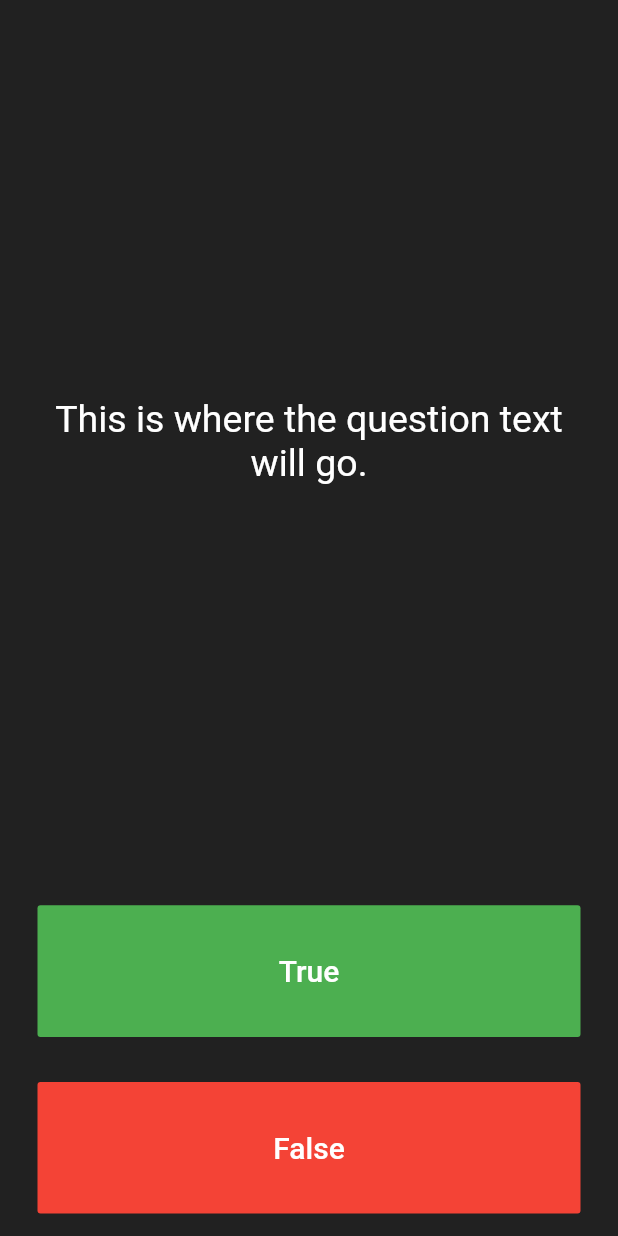
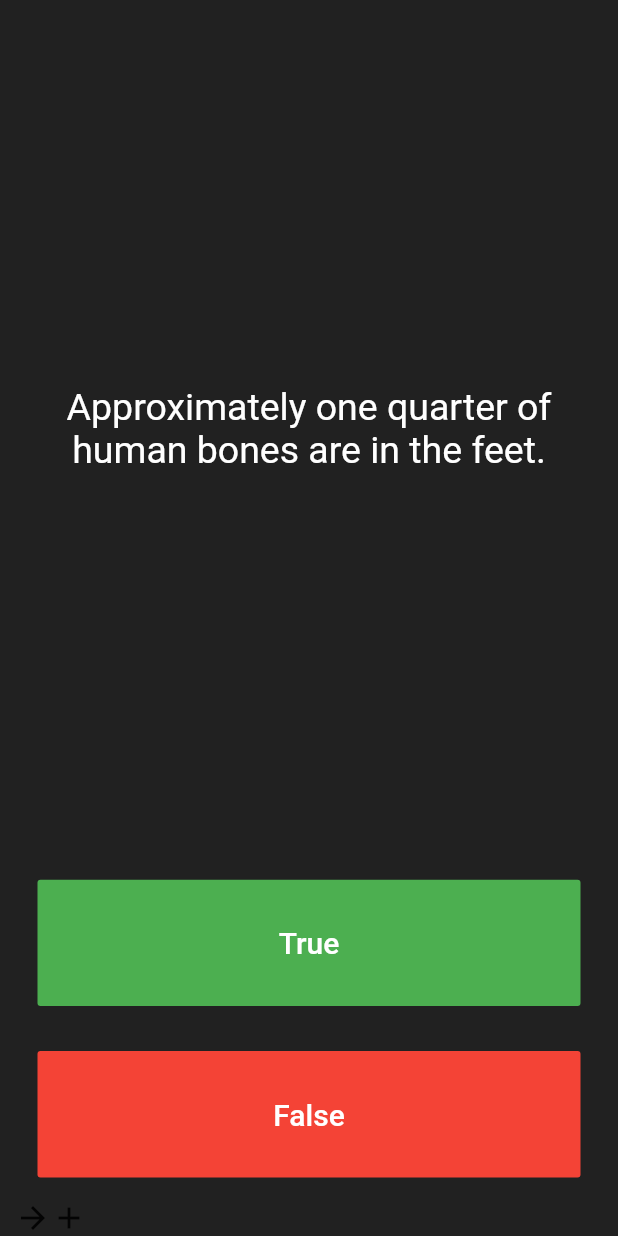
Before and after one commit to stefaniamak/flutter_course, a Flutter app: the screen it shows after launch, after a tap on "True", on a phone screen of 412 x 824 dp. Run offline on Flutter 3.47's test engine with Material 2 defaults, Android fonts, the phone set to English and light mode, and no system bars; our stand-ins replace audioplayers.

Commit message:
feat(quiz): added methods about changing the question

```diff
--- a/quizzler-flutter/lib/main.dart
+++ b/quizzler-flutter/lib/main.dart
@@ -25,6 +25,28 @@ class QuizPage extends StatefulWidget {
 }
 
 class _QuizPageState extends State<QuizPage> {
+  int $qNum = 0;
+  List<Icon> scoreKeeper = [Icon(Icons.arrow_forward)];
+  List<String> questions = [
+    'You can lead a cow down stairs but not up stairs.',
+    'Approximately one quarter of human bones are in the feet.',
+    'A slug\'s blood is green.'
+  ];
+  List<bool> answers = [false, true, true];
+
+  void pointHandler() {
+    addPoints();
+    nextQuestion();
+  }
+
+  void addPoints() {
+    scoreKeeper.add(Icon(Icons.add));
+  }
+
+  void nextQuestion() => $qNum + 1 < questions.length ? $qNum++ : gameOver();
+
+  void gameOver() {}
+
   @override
   Widget build(BuildContext context) {
     return Column(
@@ -37,7 +59,7 @@ class _QuizPageState extends State<QuizPage> {
             padding: EdgeInsets.all(10.0),
             child: Center(
               child: Text(
-                'This is where the question text will go.',
+                questions[$qNum],
                 textAlign: TextAlign.center,
                 style: TextStyle(
                   fontSize: 25.0,
@@ -62,6 +84,9 @@ class _QuizPageState extends State<QuizPage> {
               ),
               onPressed: () {
                 //The user picked true.
+                setState(() {
+                  pointHandler();
+                });
               },
             ),
           ),
@@ -80,11 +105,16 @@ class _QuizPageState extends State<QuizPage> {
               ),
               onPressed: () {
                 //The user picked false.
+                setState(() {
+                  pointHandler();
+                });
               },
             ),
           ),
         ),
-        //TODO: Add a Row here as your score keeper
+        Row(
+          children: scoreKeeper,
+        )
       ],
     );
   }
```
Also changed, not shown: 1 other file.
